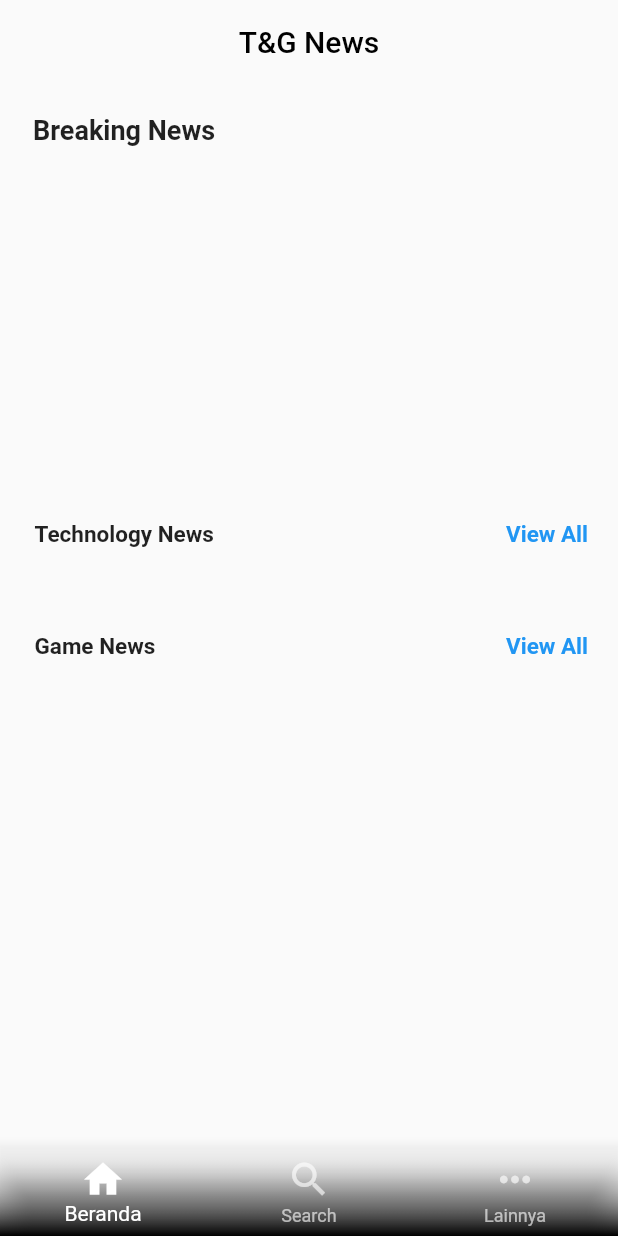
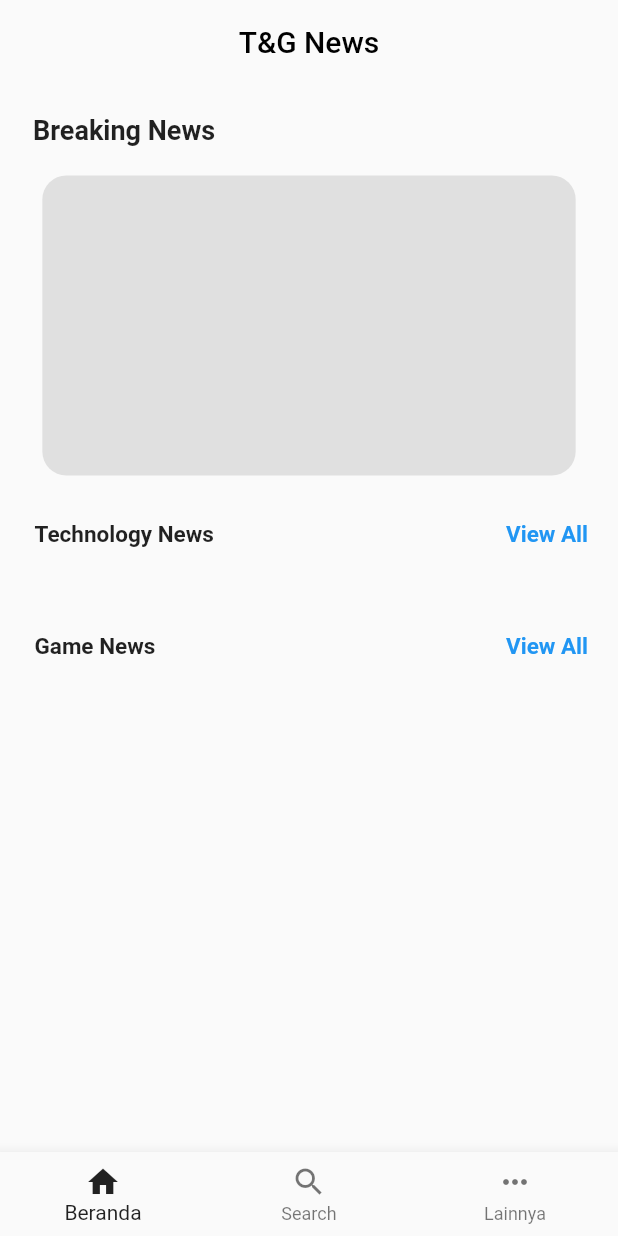
Before and after one commit to imsat16/news, a Flutter app: the BottNav screen opened directly, on a phone screen of 412 x 824 dp. Run offline on Flutter 3.47's test engine with Material 2 defaults, Android fonts, the light colour scheme and no system bars; drawn by our look-alikes of carousel_slider; our stand-ins replace shared_preferences, smooth_page_indicator; accounts and stored records are empty; network calls fail.

Commit message:
Change Navbar & Add Skeleton loading screen at carousel

```diff
--- a/lib/main.dart
+++ b/lib/main.dart
@@ -70,27 +70,19 @@ class _BottNavState extends State<BottNav> {
       appBar: _selectedIndex == 1
           ? null
           : AppBar(
-              iconTheme: IconThemeData(
+              iconTheme: const IconThemeData(
                 color: Colors.black,
               ),
               centerTitle: true,
               title: Text(
                 widget.title,
-                style: TextStyle(color: Colors.black),
+                style: const TextStyle(color: Colors.black),
               ),
               backgroundColor: const Color.fromARGB(0, 255, 0, 0),
               elevation: 0,
             ),
       body: Center(child: _widgetOptions.elementAt(_selectedIndex)),
-      bottomNavigationBar: Container(
-        decoration: const BoxDecoration(
-            gradient: LinearGradient(
-          begin: Alignment.topCenter,
-          end: Alignment.bottomCenter,
-          colors: [Color.fromRGBO(255, 255, 255, 0), Colors.black],
-          stops: [0.10, 1.0],
-        )),
-        child: BottomNavigationBar(
+      bottomNavigationBar: BottomNavigationBar(
         items: const <BottomNavigationBarItem>[
           BottomNavigationBarItem(
             icon: Icon(Icons.home),
@@ -106,14 +98,41 @@ class _BottNavState extends State<BottNav> {
           ),
         ],
         currentIndex: _selectedIndex,
-          iconSize: 30,
-          unselectedLabelStyle: const TextStyle(fontSize: 12),
-          backgroundColor: const Color.fromARGB(0, 145, 145, 145),
-          selectedItemColor: const Color.fromARGB(255, 255, 255, 255),
-          unselectedItemColor: Color.fromARGB(163, 255, 255, 255),
+        selectedItemColor: Colors.black87,
         onTap: _onItemTapped,
       ),
-      ),
+      // bottomNavigationBar: Container(
+      //   decoration: const BoxDecoration(
+      //       gradient: LinearGradient(
+      //     begin: Alignment.topCenter,
+      //     end: Alignment.bottomCenter,
+      //     colors: [Color.fromRGBO(255, 255, 255, 0), Colors.black],
+      //     stops: [0.10, 1.0],
+      //   )),
+      //   child: BottomNavigationBar(
+      //     items: const <BottomNavigationBarItem>[
+      //       BottomNavigationBarItem(
+      //         icon: Icon(Icons.home),
+      //         label: 'Beranda',
+      //       ),
+      //       BottomNavigationBarItem(
+      //         icon: Icon(Icons.search),
+      //         label: 'Search',
+      //       ),
+      //       BottomNavigationBarItem(
+      //         icon: Icon(Icons.more_horiz),
+      //         label: 'Lainnya',
+      //       ),
+      //     ],
+      //     currentIndex: _selectedIndex,
+      //     iconSize: 30,
+      //     unselectedLabelStyle: const TextStyle(fontSize: 12),
+      //     backgroundColor: const Color.fromARGB(0, 145, 145, 145),
+      //     selectedItemColor: const Color.fromARGB(255, 255, 255, 255),
+      //     unselectedItemColor: Color.fromARGB(163, 255, 255, 255),
+      //     onTap: _onItemTapped,
+      //   ),
+      // ),
     );
   }
 }
--- a/lib/modules/tech_carousel.dart
+++ b/lib/modules/tech_carousel.dart
@@ -78,7 +78,20 @@ class _TechCarouselState extends State<TechCarousel> {
       ...gameData.take(5), // Batasan jumlah data menjadi 5 dari endpoint kedua
     ];
 
-    return CarouselSlider(
+    return combinedData.isEmpty ?
+      Center(
+        child: AspectRatio(
+        aspectRatio: 16/9,
+        child: Container(
+          width: double.infinity,
+          decoration: BoxDecoration(
+            color: Colors.grey[300],
+            borderRadius: BorderRadius.circular(16),
+          ),
+        ),
+           ),
+      )
+    : CarouselSlider(
       options: CarouselOptions(
         height: 180.0,
         enlargeCenterPage: true,
@@ -86,7 +99,7 @@ class _TechCarouselState extends State<TechCarousel> {
         aspectRatio: 16 / 9,
         autoPlayCurve: Curves.fastOutSlowIn,
         enableInfiniteScroll: true,
-        autoPlayAnimationDuration: Duration(milliseconds: 800),
+        autoPlayAnimationDuration: const Duration(milliseconds: 800),
         viewportFraction: 0.8,
       ),
       items: combinedData.map(
```
Lines whose indentation alone changed are shown as unchanged.
